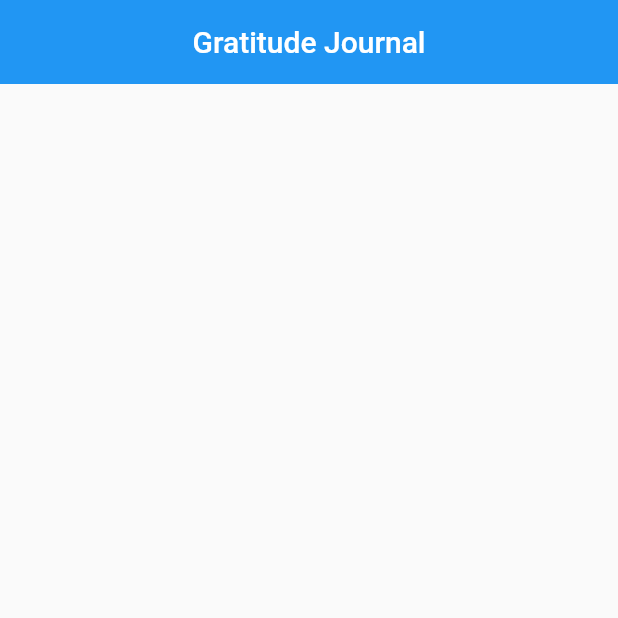
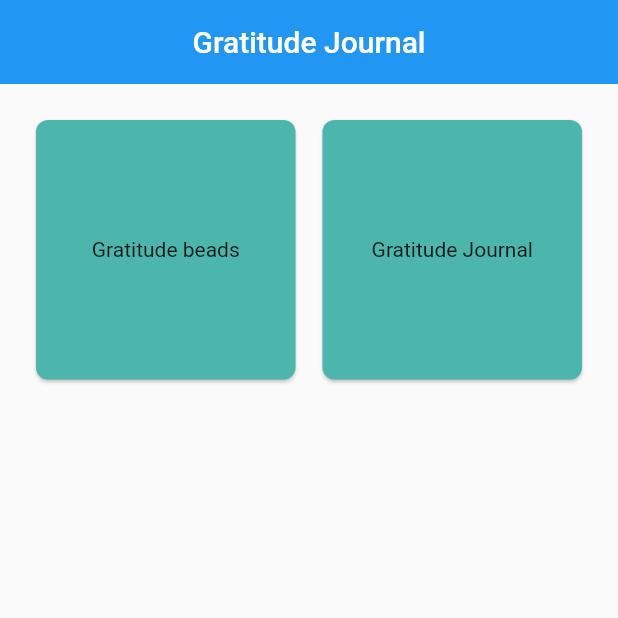
Before and after one commit to mehdimessaoud/gratitude_journal, a Flutter app: the screen it shows after launch, on a phone screen of 412 x 824 dp, the top half of it. Run offline on Flutter 3.47's test engine with Material 2 defaults, Android fonts, the phone set to English and light mode, and no system bars.

Commit message:
adding buttons in the homepage

```diff
--- a/lib/Home.dart
+++ b/lib/Home.dart
@@ -14,7 +14,59 @@ class _HomeState extends State<Home> {
         centerTitle: true,
         elevation: 0,
       ),
+      body:
 
+      GridView.count(primary: false,
+
+      padding: const EdgeInsets.all(20),
+        crossAxisSpacing: 10,
+        crossAxisCount: 2,
+
+        children: <Widget>[
+
+          new InkWell(
+          onTap: (){
+    print("Container clicked");
+    },
+        child: new Card(
+          clipBehavior: Clip.antiAlias,
+           shape: RoundedRectangleBorder(
+             borderRadius: BorderRadius.circular(8.0)
+           ),
+
+            color: Colors.teal[300],
+           child: new Column(
+             mainAxisAlignment: MainAxisAlignment.center,
+              crossAxisAlignment: CrossAxisAlignment.center,
+              children: [
+
+                new Text("Gratitude beads"),
+              ]
+          ),
+        )
+    ),
+
+          InkWell(
+            onTap: (){},
+            child: new Card(
+              color: Colors.teal[300],
+              clipBehavior: Clip.antiAlias,
+              shape: RoundedRectangleBorder(
+                borderRadius: BorderRadius.circular(8.0)
+              ),
+              child: new Column(
+                mainAxisAlignment: MainAxisAlignment.center,
+                crossAxisAlignment: CrossAxisAlignment.center,
+                children: <Widget>[
+                  new Text("Gratitude Journal")
+                ],
+              ),
+            ),
+          ),
+
+
+        ],
+      )
     );
   }
 }
```
Also changed, not shown: 1 other file.
